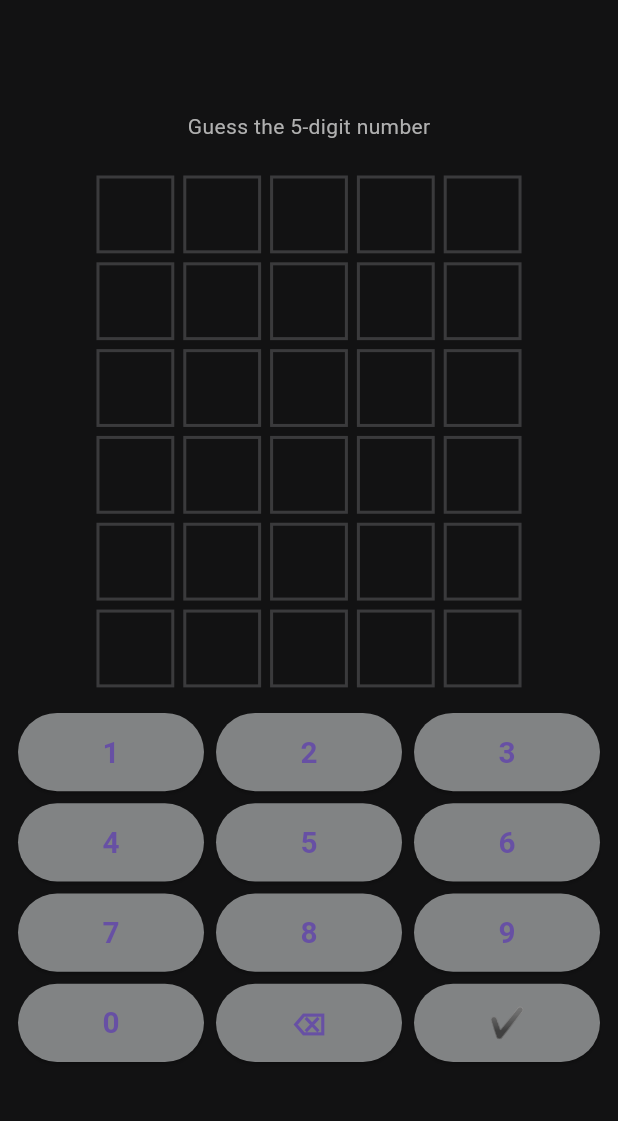
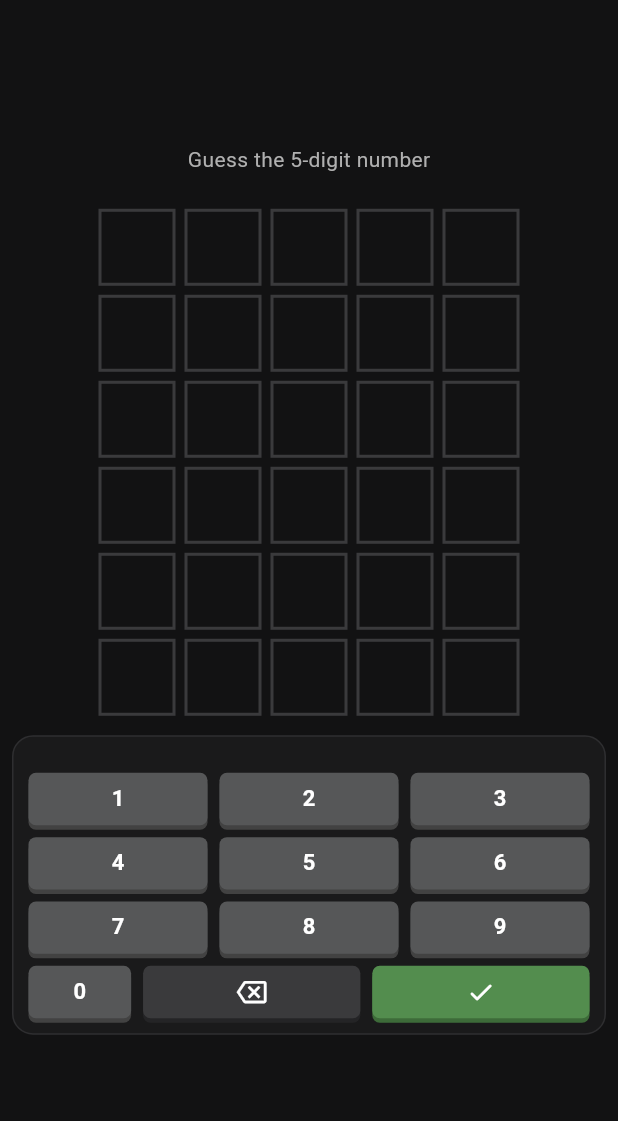
Before and after one commit to saichunchu/numble, a Flutter app: the screen it shows after launch, after a tap on "Start Game", on a phone screen of 412 x 824 dp, the part 63-1184 px from its top. Run offline on Flutter 3.47's test engine with Material 3 defaults, Android fonts, the phone set to English and light mode, and no system bars; our stand-ins replace confetti, shared_preferences.

Commit message:
Keybaord adaptive

```diff
--- a/lib/core/game_layout.dart
+++ b/lib/core/game_layout.dart
@@ -7,6 +7,8 @@ class GameLayoutData {
   final double tileMargin;
   final double keyHeight;
   final double keyFontSize;
+  final double keyPadding;
+  final double keyboardHeight;
   final double maxContentWidth;
   final double gridHeight;
   final double subtitleFontSize;
@@ -20,6 +22,8 @@ class GameLayoutData {
     required this.tileMargin,
     required this.keyHeight,
     required this.keyFontSize,
+    required this.keyPadding,
+    required this.keyboardHeight,
     required this.maxContentWidth,
     required this.gridHeight,
     required this.subtitleFontSize,
@@ -33,30 +37,42 @@ class GameLayoutData {
     final height = constraints.maxHeight.isFinite ? constraints.maxHeight : 700;
 
     final isWide = width > 600;
+    final isCompact = height < 560;
     final maxContentWidth = isWide ? 480.0 : width;
 
     final tileMargin = isWide ? 4.0 : 3.0;
     const keyRows = 4;
-    const keyPadding = 8.0;
-
-    final keyHeight = (maxContentWidth / 3 * 0.38).clamp(42.0, 58.0);
-    final keyboardHeight = keyRows * (keyHeight + keyPadding) + 16;
-    const headerHeight = 72.0;
-    const resultHeight = 36.0;
-    const verticalSpacing = 56.0;
-
-    final gridAreaHeight =
-        height - keyboardHeight - headerHeight - resultHeight - verticalSpacing;
+    final keyPadding = isCompact ? 3.0 : (isWide ? 5.0 : 4.0);
 
     final tileFromWidth =
         (maxContentWidth - tileMargin * 2 * wordLength) / wordLength;
+
+    final estimatedKeyHeight =
+        (tileFromWidth * 0.68).clamp(isCompact ? 30.0 : 34.0, isWide ? 46.0 : 50.0);
+    final estimatedKeyboardHeight =
+        keyRows * (estimatedKeyHeight + keyPadding * 2) + 28;
+
+    const headerHeight = 72.0;
+    const resultHeight = 36.0;
+    final verticalSpacing = isCompact ? 40.0 : 56.0;
+
+    final gridAreaHeight = height -
+        estimatedKeyboardHeight -
+        headerHeight -
+        resultHeight -
+        verticalSpacing;
+
     final tileFromHeight =
         (gridAreaHeight - tileMargin * 2 * maxAttempts) / maxAttempts;
 
     final tileSize =
         (tileFromWidth < tileFromHeight ? tileFromWidth : tileFromHeight)
-            .clamp(32.0, 64.0);
+            .clamp(isCompact ? 28.0 : 32.0, 64.0);
 
+    final keyHeight =
+        (tileSize * 0.68).clamp(isCompact ? 30.0 : 34.0, isWide ? 46.0 : 50.0);
+    final keyboardHeight =
+        keyRows * (keyHeight + keyPadding * 2) + 28; // includes panel padding
     final gridHeight = maxAttempts * (tileSize + tileMargin * 2);
 
     final totalContentHeight =
@@ -67,7 +83,9 @@ class GameLayoutData {
       tileFontSize: (tileSize * 0.42).clamp(16.0, 28.0),
       tileMargin: tileMargin,
       keyHeight: keyHeight,
-      keyFontSize: (keyHeight * 0.38).clamp(14.0, 22.0),
+      keyFontSize: (keyHeight * 0.42).clamp(13.0, 20.0),
+      keyPadding: keyPadding,
+      keyboardHeight: keyboardHeight,
       maxContentWidth: maxContentWidth,
       gridHeight: gridHeight,
       subtitleFontSize: isWide ? 15.0 : 14.0,
--- a/lib/widgets/key_button.dart
+++ b/lib/widgets/key_button.dart
@@ -1,16 +1,36 @@
 import 'package:flutter/material.dart';
+import 'package:flutter/services.dart';
 import 'package:provider/provider.dart';
 import '../providers/game_provider.dart';
 import '../core/constants.dart';
 import '../core/game_layout.dart';
 
-class KeyButton extends StatelessWidget {
-  final String label;
+enum KeyButtonVariant { digit, delete, submit }
+
+class KeyButton extends StatefulWidget {
+  final String? label;
+  final IconData? icon;
   final VoidCallback onTap;
+  final int flex;
+  final KeyButtonVariant variant;
 
-  const KeyButton({super.key, required this.label, required this.onTap});
+  const KeyButton({
+    super.key,
+    this.label,
+    this.icon,
+    required this.onTap,
+    this.flex = 1,
+    this.variant = KeyButtonVariant.digit,
+  }) : assert(label != null || icon != null);
 
-  Color getColor(TileState? state) {
+  @override
+  State<KeyButton> createState() => _KeyButtonState();
+}
+
+class _KeyButtonState extends State<KeyButton> {
+  bool _pressed = false;
+
+  Color _stateColor(TileState? state) {
     switch (state) {
       case TileState.correct:
         return const Color(0xFF6AAA64);
@@ -19,31 +39,110 @@ class KeyButton extends StatelessWidget {
       case TileState.absent:
         return const Color(0xFF787C7E);
       default:
-        return const Color(0xFF818384);
+        return const Color(0xFF565758);
     }
+  }
+
+  Color _baseColor(TileState? state) {
+    switch (widget.variant) {
+      case KeyButtonVariant.submit:
+        return const Color(0xFF538D4E);
+      case KeyButtonVariant.delete:
+        return const Color(0xFF3A3A3C);
+      case KeyButtonVariant.digit:
+        return _stateColor(state);
+    }
+  }
+
+  Color _shadowColor(TileState? state) {
+    switch (widget.variant) {
+      case KeyButtonVariant.submit:
+        return const Color(0xFF3D6B39);
+      case KeyButtonVariant.delete:
+        return const Color(0xFF242426);
+      case KeyButtonVariant.digit:
+        if (state != null) {
+          switch (state) {
+            case TileState.correct:
+              return const Color(0xFF4A8F47);
+            case TileState.present:
+              return const Color(0xFF9A8A3F);
+            case TileState.absent:
+              return const Color(0xFF5A5E60);
+            case TileState.empty:
+              return const Color(0xFF424242);
+          }
+        }
+        return const Color(0xFF424242);
+    }
+  }
+
+  void _handleTapDown(TapDownDetails _) => setState(() => _pressed = true);
+
+  void _handleTapUp(TapUpDetails _) => setState(() => _pressed = false);
+
+  void _handleTapCancel() => setState(() => _pressed = false);
+
+  void _handleTap() {
+    HapticFeedback.lightImpact();
+    widget.onTap();
   }
 
   @override
   Widget build(BuildContext context) {
     final provider = Provider.of<GameProvider>(context);
-    final state = provider.keyStates[label];
+    final state =
+        widget.variant == KeyButtonVariant.digit && widget.label != null
+            ? provider.keyStates[widget.label!]
+            : null;
     final layout = GameLayout.of(context);
+    final borderRadius = (layout.keyHeight * 0.14).clamp(5.0, 9.0);
+    final baseColor = _baseColor(state);
+    final shadowColor = _shadowColor(state);
 
     return Expanded(
+      flex: widget.flex,
       child: Padding(
-        padding: const EdgeInsets.all(4),
-        child: ElevatedButton(
-          style: ElevatedButton.styleFrom(
-            backgroundColor: getColor(state),
-            minimumSize: Size(0, layout.keyHeight),
-            padding: EdgeInsets.zero,
-          ),
-          onPressed: onTap,
-          child: Text(
-            label,
-            style: TextStyle(
-              fontSize: layout.keyFontSize,
-              fontWeight: FontWeight.bold,
+        padding: EdgeInsets.all(layout.keyPadding),
+        child: GestureDetector(
+          onTapDown: _handleTapDown,
+          onTapUp: _handleTapUp,
+          onTapCancel: _handleTapCancel,
+          onTap: _handleTap,
+          child: AnimatedContainer(
+            duration: const Duration(milliseconds: 80),
+            curve: Curves.easeOut,
+            height: layout.keyHeight,
+            transform: Matrix4.translationValues(0, _pressed ? 2 : 0, 0),
+            decoration: BoxDecoration(
+              color: baseColor,
+              borderRadius: BorderRadius.circular(borderRadius),
+              boxShadow: _pressed
+                  ? []
+                  : [
+                      BoxShadow(
+                        color: shadowColor,
+                        offset: const Offset(0, 3),
+                        blurRadius: 0,
+                      ),
+                    ],
+            ),
+            child: Center(
+              child: widget.icon != null
+                  ? Icon(
+                      widget.icon,
+                      color: Colors.white,
+                      size: layout.keyFontSize * 1.35,
+                    )
+                  : Text(
+                      widget.label!,
+                      style: TextStyle(
+                        fontSize: layout.keyFontSize,
+                        fontWeight: FontWeight.w700,
+                        color: Colors.white,
+                        letterSpacing: 0.5,
+                      ),
+                    ),
             ),
           ),
         ),
--- a/lib/widgets/keyboard.dart
+++ b/lib/widgets/keyboard.dart
@@ -1,32 +1,94 @@
 import 'package:flutter/material.dart';
 import 'package:provider/provider.dart';
 import '../providers/game_provider.dart';
+import '../core/game_layout.dart';
 import 'key_button.dart';
 
 class Keyboard extends StatelessWidget {
+  const Keyboard({super.key});
+
   @override
   Widget build(BuildContext context) {
     final provider = Provider.of<GameProvider>(context);
+    final layout = GameLayout.of(context);
 
-    return Column(
-      children: [
-        Row(children: ["1","2","3"].map((e) =>
-          KeyButton(label: e, onTap: () => provider.addDigit(e))).toList()),
-
-        Row(children: ["4","5","6"].map((e) =>
-          KeyButton(label: e, onTap: () => provider.addDigit(e))).toList()),
-
-        Row(children: ["7","8","9"].map((e) =>
-          KeyButton(label: e, onTap: () => provider.addDigit(e))).toList()),
-
-        Row(
+    return SizedBox(
+      height: layout.keyboardHeight,
+      width: layout.maxContentWidth,
+      child: Container(
+        decoration: BoxDecoration(
+          color: const Color(0xFF1A1A1B),
+          borderRadius: BorderRadius.circular(14),
+          border: Border.all(color: const Color(0xFF2E2E30)),
+        ),
+        padding: EdgeInsets.fromLTRB(
+          layout.keyPadding + 2,
+          layout.keyPadding + 6,
+          layout.keyPadding + 2,
+          layout.keyPadding + 2,
+        ),
+        child: Column(
+          mainAxisAlignment: MainAxisAlignment.end,
           children: [
-            KeyButton(label: "0", onTap: () => provider.addDigit("0")),
-            KeyButton(label: "⌫", onTap: provider.removeDigit),
-            KeyButton(label: "✔", onTap: provider.submitGuess),
+            _KeyRow(
+              labels: const ["1", "2", "3"],
+              onTap: provider.addDigit,
+            ),
+            _KeyRow(
+              labels: const ["4", "5", "6"],
+              onTap: provider.addDigit,
+            ),
+            _KeyRow(
+              labels: const ["7", "8", "9"],
+              onTap: provider.addDigit,
+            ),
+            Row(
+              children: [
+                KeyButton(
+                  label: "0",
+                  onTap: () => provider.addDigit("0"),
+                ),
+                KeyButton(
+                  icon: Icons.backspace_outlined,
+                  onTap: provider.removeDigit,
+                  flex: 2,
+                  variant: KeyButtonVariant.delete,
+                ),
+                KeyButton(
+                  icon: Icons.check_rounded,
+                  onTap: provider.submitGuess,
+                  flex: 2,
+                  variant: KeyButtonVariant.submit,
+                ),
+              ],
+            ),
           ],
-        )
-      ],
+        ),
+      ),
     );
   }
 }
+
+class _KeyRow extends StatelessWidget {
+  final List<String> labels;
+  final void Function(String) onTap;
+
+  const _KeyRow({
+    required this.labels,
+    required this.onTap,
+  });
+
+  @override
+  Widget build(BuildContext context) {
+    return Row(
+      children: labels
+          .map(
+            (label) => KeyButton(
+              label: label,
+              onTap: () => onTap(label),
+            ),
+          )
+          .toList(),
+    );
+  }
+}
```
